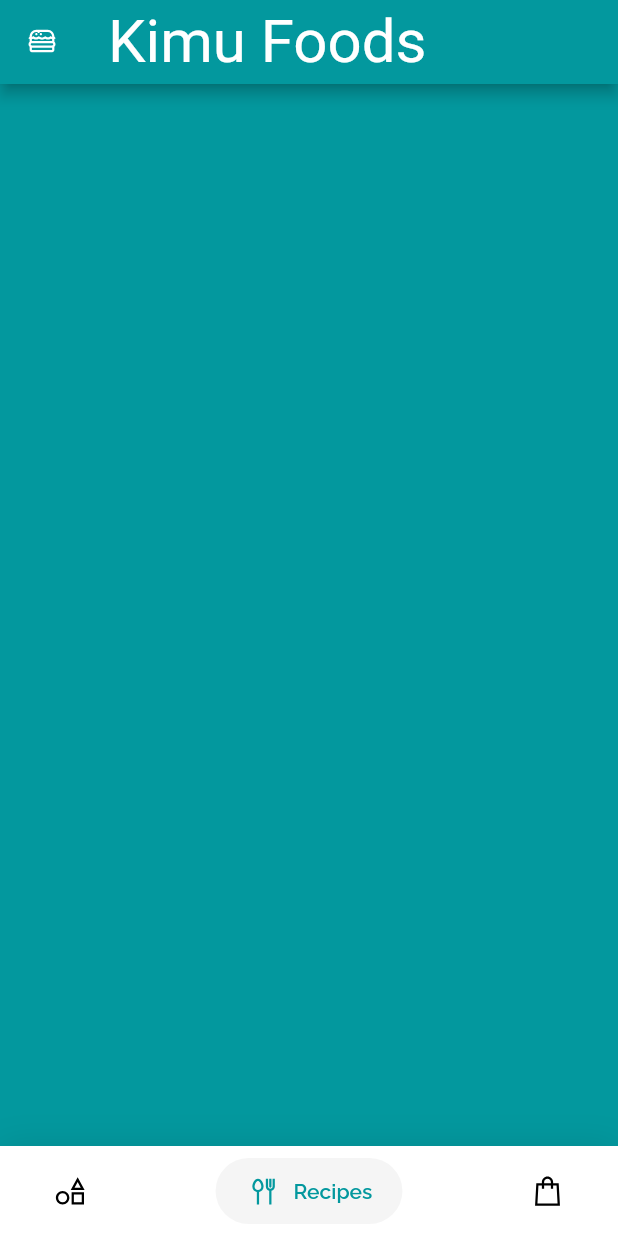
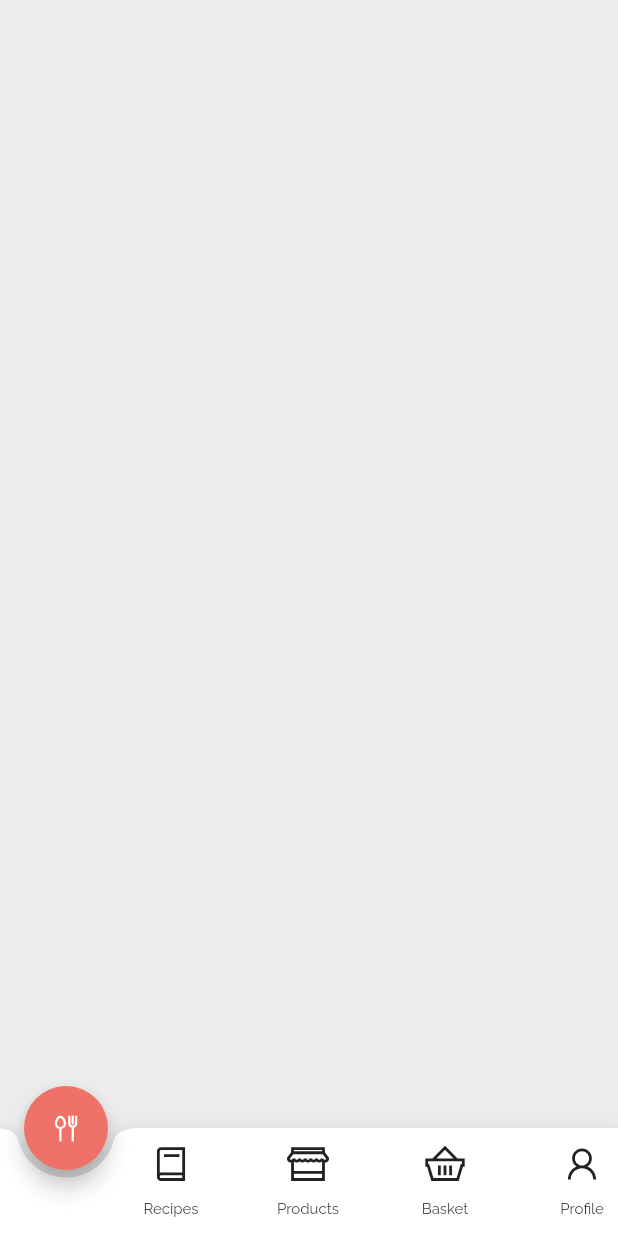
Before and after one commit to not-diba/kimu_foods, a Flutter app: the screen it shows after launch, on a phone screen of 412 x 824 dp. Run offline on Flutter 3.47's test engine with Material 2 defaults, Android fonts, the phone set to English and light mode, and no system bars; drawn by our look-alikes of google_nav_bar; our stand-ins replace google_fonts, line_icons; Roboto replaces fonts that are missing (Fuggles).

Commit message:
bottom nav

```diff
--- a/lib/screens/kimu.dart
+++ b/lib/screens/kimu.dart
@@ -1,6 +1,7 @@
 import 'package:flutter/material.dart';
 import 'package:google_nav_bar/google_nav_bar.dart';
 import 'package:kimu_foods/utils/theme/partials/material_colors.dart';
+import 'package:kimu_foods/widgets/icon_with_label.dart';
 import 'package:line_icons/line_icons.dart';
 
 class Kimu extends StatefulWidget {
@@ -27,53 +28,62 @@ class _KimuState extends State<Kimu> {
   @override
   Widget build(BuildContext context) {
     return Scaffold(
-        appBar: AppBar(
-          leading: const Icon(LineIcons.hamburger),
-          // leadingWidth: 40,
-          title: const Text('Kimu Foods'),
+      floatingActionButton: FloatingActionButton(
+        //Floating action button on Scaffold
+        onPressed: () {
+          //code to execute on button press
+        },
+        child: Icon(LineIcons.utensils), //icon inside button
+      ),
+
+      floatingActionButtonLocation: FloatingActionButtonLocation.startDocked,
+      //floating action button location to left
+
+      bottomNavigationBar: BottomAppBar(
+        //bottom navigation bar on scaffold
+        color: Colors.white,
+        shape: CircularNotchedRectangle(), //shape of notch
+        notchMargin:
+            5, //notche margin between floating button and bottom appbar
+        child: Row(
+          //children inside bottom appbar
+          mainAxisSize: MainAxisSize.max,
+          mainAxisAlignment: MainAxisAlignment.spaceBetween,
+          children: <Widget>[
+            Padding(
+              padding: EdgeInsets.only(left: 90),
+              child: IconButtonWithLabel(
+                icon: LineIcons.book,
+                label: 'Recipes',
+                onPressed: () {
+                  // Handle the button press
+                },
+              ),
+            ),
+            IconButtonWithLabel(
+              icon: LineIcons.store,
+              label: 'Products',
+              onPressed: () {
+                // Handle the button press
+              },
+            ),
+            IconButtonWithLabel(
+              icon: LineIcons.shoppingBasket,
+              label: 'Basket',
+              onPressed: () {
+                // Handle the button press
+              },
+            ),
+            IconButtonWithLabel(
+              icon: LineIcons.user,
+              label: 'Profile',
+              onPressed: () {
+                // Handle the button press
+              },
+            ),
+          ],
         ),
-        body: _views[_selectedIndex],
-        bottomNavigationBar: Container(
-          decoration: BoxDecoration(
-            color: Colors.white,
-            boxShadow: [
-              BoxShadow(
-                blurRadius: 20,
-                color: Colors.black.withOpacity(.1),
-              ),
-            ],
-          ),
-          child: Padding(
-            padding:
-                const EdgeInsets.only(bottom: 8, top: 8, left: 15, right: 15),
-            child: GNav(
-              rippleColor: Colors.grey[300]!,
-              hoverColor: Colors.grey[100]!,
-              gap: 8,
-              activeColor: teal,
-              iconSize: 24,
-              padding: const EdgeInsets.symmetric(horizontal: 20, vertical: 10),
-              duration: const Duration(milliseconds: 500),
-              tabBackgroundColor: Colors.grey[100]!,
-              color: Colors.black,
-              tabs: const [
-                GButton(
-                  icon: LineIcons.shapes,
-                  text: 'Categories',
-                ),
-                GButton(
-                  icon: LineIcons.utensils,
-                  text: 'Recipes',
-                ),
-                GButton(
-                  icon: LineIcons.shoppingBag,
-                  text: 'Groceries',
-                ),
-              ],
-              selectedIndex: _selectedIndex,
-              onTabChange: _navigateBottomBar,
-            ),
-          ),
-        ));
+      ),
+    );
   }
 }
--- a/lib/utils/theme/theme.dart
+++ b/lib/utils/theme/theme.dart
@@ -9,7 +9,7 @@ class KimuFoodsTheme {
     return ThemeData(
       // useMaterial3: true,
       brightness: Brightness.light,
-      primarySwatch: teal,
+      primarySwatch: mainColor,
       textTheme: GoogleFonts.ralewayTextTheme(),
       scaffoldBackgroundColor: backgroundColor,
       appBarTheme: AppBarTheme(
--- /dev/null
+++ b/lib/widgets/icon_with_label.dart
@@ -0,0 +1,35 @@
+import 'package:flutter/material.dart';
+
+class IconButtonWithLabel extends StatelessWidget {
+  final IconData icon;
+  final String label;
+  final VoidCallback onPressed;
+
+  const IconButtonWithLabel({
+    super.key,
+    required this.icon,
+    required this.label,
+    required this.onPressed,
+  });
+
+  @override
+  Widget build(BuildContext context) {
+    return Padding(
+      padding: const EdgeInsets.only(bottom: 12),
+      child: Column(
+        mainAxisSize: MainAxisSize.min,
+        children: [
+          IconButton(
+            icon: Icon(
+              size: 30,
+              icon,
+              // color: Colors.white,
+            ),
+            onPressed: onPressed,
+          ),
+          Text(label, style: const TextStyle(fontSize: 10)),
+        ],
+      ),
+    );
+  }
+}
```
Also changed, not shown: lib/widgets/bottom_nav.dart (deleted, +0 -73 lines).
